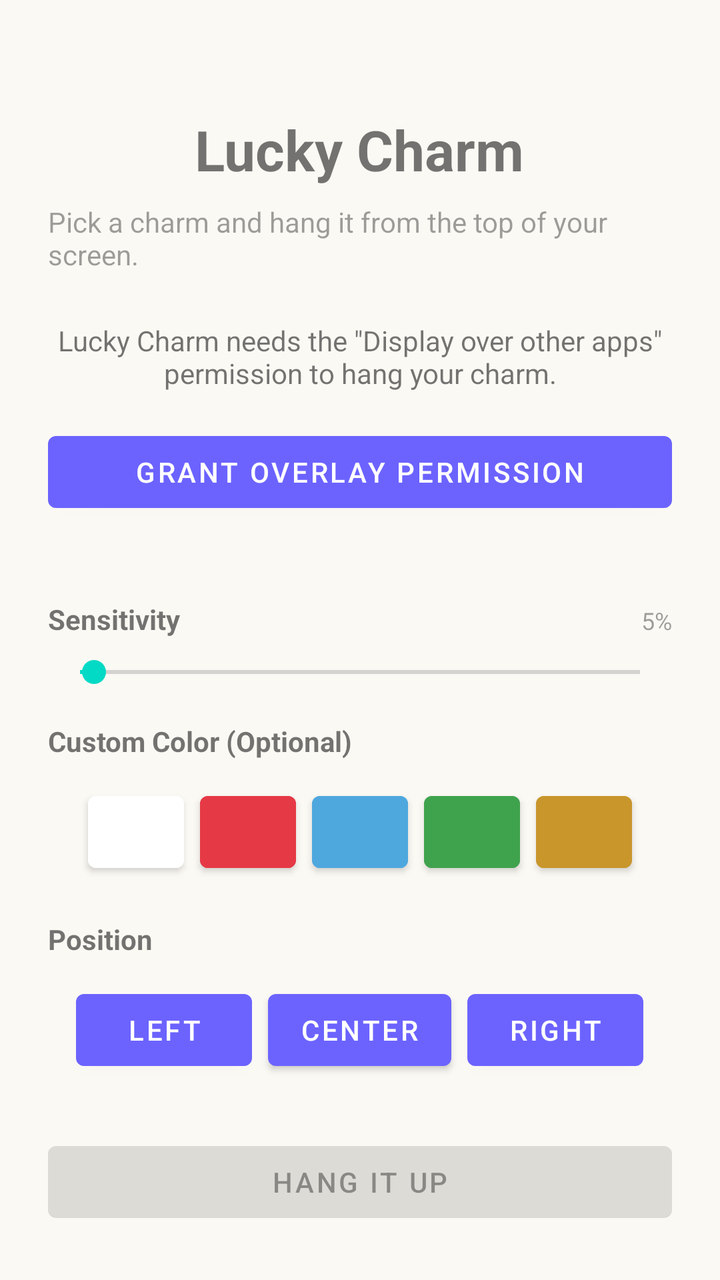
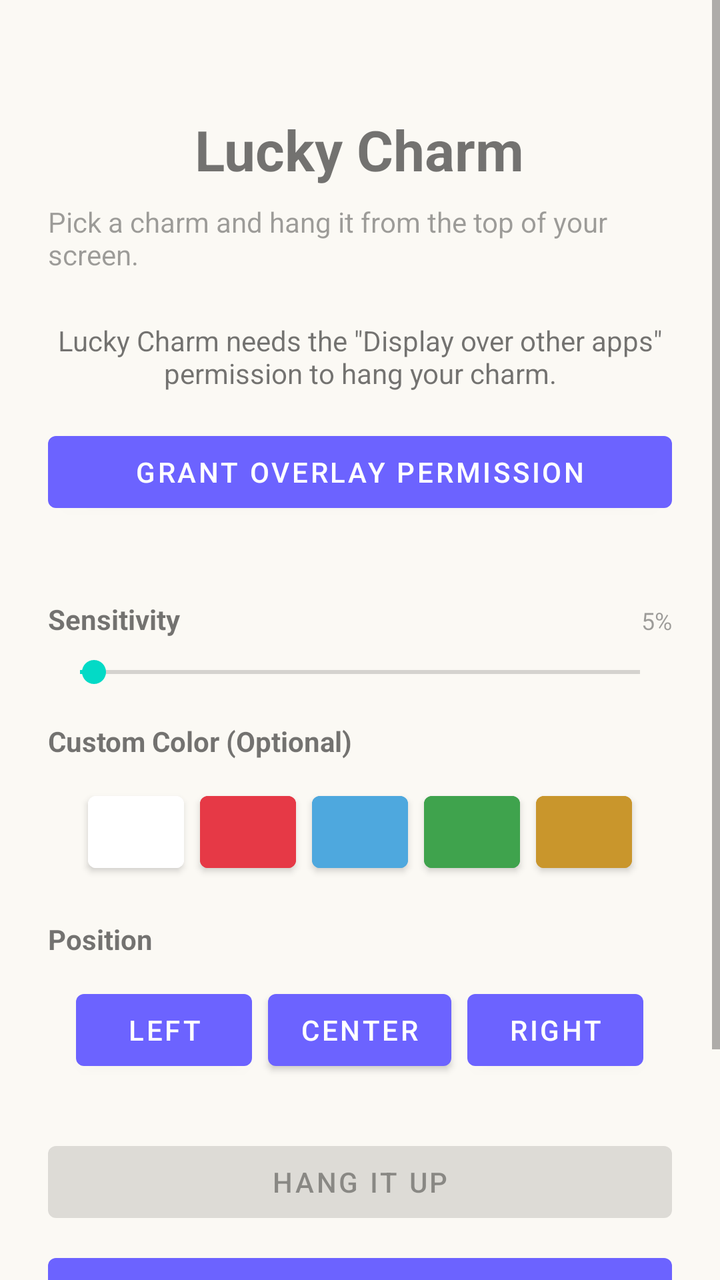

An Android layout rendered at two revisions. The XML below is the earlier revision; the diff shows what the commit changed to produce the second picture.
<!-- AndroidManifest.xml: activity theme Theme.LuckyCharm -->
<!-- res/layout/activity_main.xml -->
<?xml version="1.0" encoding="utf-8"?>
<LinearLayout xmlns:android="http://schemas.android.com/apk/res/android"
    android:layout_width="match_parent"
    android:layout_height="match_parent"
    android:orientation="vertical"
    android:padding="24dp"
    android:gravity="center_horizontal">

    <TextView
        android:id="@+id/titleText"
        android:layout_width="wrap_content"
        android:layout_height="wrap_content"
        android:layout_marginTop="32dp"
        android:text="@string/app_name"
        android:textSize="28sp"
        android:textStyle="bold" />

    <TextView
        android:layout_width="wrap_content"
        android:layout_height="wrap_content"
        android:layout_marginTop="8dp"
        android:layout_marginBottom="24dp"
        android:text="@string/subtitle"
        android:textSize="14sp"
        android:alpha="0.7" />

    <TextView
        android:id="@+id/statusText"
        android:layout_width="match_parent"
        android:layout_height="wrap_content"
        android:layout_marginBottom="16dp"
        android:text="@string/status_permission_needed"
        android:textAlignment="center" />

    <Button
        android:id="@+id/grantPermissionButton"
        android:layout_width="match_parent"
        android:layout_height="wrap_content"
        android:text="@string/grant_permission" />

    <GridLayout
        android:id="@+id/charmGrid"
        android:layout_width="match_parent"
        android:layout_height="wrap_content"
        android:layout_marginTop="24dp"
        android:columnCount="3"
        android:rowCount="2" />

    <LinearLayout
        android:layout_width="match_parent"
        android:layout_height="wrap_content"
        android:layout_marginTop="16dp"
        android:orientation="horizontal"
        android:gravity="bottom">
        <TextView
            android:layout_width="wrap_content"
            android:layout_height="wrap_content"
            android:text="Sensitivity"
            android:textStyle="bold" />
        <View
            android:layout_width="0dp"
            android:layout_height="0dp"
            android:layout_weight="1" />
        <TextView
            android:id="@+id/sensitivityValueText"
            android:layout_width="wrap_content"
            android:layout_height="wrap_content"
            android:text="5%"
            android:textSize="12sp"
            android:alpha="0.7" />
    </LinearLayout>

    <SeekBar
        android:id="@+id/gyroSensitivityBar"
        android:layout_width="match_parent"
        android:layout_height="wrap_content"
        android:layout_marginTop="8dp"
        android:max="200"
        android:progress="5" />

    <TextView
        android:layout_width="match_parent"
        android:layout_height="wrap_content"
        android:layout_marginTop="16dp"
        android:text="Custom Color (Optional)"
        android:textStyle="bold" />

    <LinearLayout
        android:id="@+id/colorPalette"
        android:layout_width="match_parent"
        android:layout_height="wrap_content"
        android:layout_marginTop="8dp"
        android:orientation="horizontal"
        android:gravity="center_horizontal">

        <Button android:id="@+id/colorDefault" android:layout_width="48dp" android:layout_height="48dp" android:layout_margin="4dp" android:backgroundTint="#FFFFFF" android:text="X"/>
        <Button android:id="@+id/colorRed" android:layout_width="48dp" android:layout_height="48dp" android:layout_margin="4dp" android:backgroundTint="#E63946"/>
        <Button android:id="@+id/colorBlue" android:layout_width="48dp" android:layout_height="48dp" android:layout_margin="4dp" android:backgroundTint="#4EA8DE"/>
        <Button android:id="@+id/colorGreen" android:layout_width="48dp" android:layout_height="48dp" android:layout_margin="4dp" android:backgroundTint="#3FA34D"/>
        <Button android:id="@+id/colorGold" android:layout_width="48dp" android:layout_height="48dp" android:layout_margin="4dp" android:backgroundTint="#C9962C"/>

    </LinearLayout>

    <TextView
        android:layout_width="match_parent"
        android:layout_height="wrap_content"
        android:layout_marginTop="16dp"
        android:text="Position"
        android:textStyle="bold" />

    <LinearLayout
        android:layout_width="match_parent"
        android:layout_height="wrap_content"
        android:layout_marginTop="8dp"
        android:orientation="horizontal"
        android:gravity="center_horizontal">

        <Button android:id="@+id/posLeft" android:layout_width="wrap_content" android:layout_height="wrap_content" android:layout_margin="4dp" android:text="Left"/>
        <Button android:id="@+id/posCenter" android:layout_width="wrap_content" android:layout_height="wrap_content" android:layout_margin="4dp" android:text="Center"/>
        <Button android:id="@+id/posRight" android:layout_width="wrap_content" android:layout_height="wrap_content" android:layout_margin="4dp" android:text="Right"/>
    </LinearLayout>

    <Button
        android:id="@+id/hangButton"
        android:layout_width="match_parent"
        android:layout_height="wrap_content"
        android:layout_marginTop="24dp"
        android:text="@string/hang_charm"
        android:enabled="false" />

    <Button
        android:id="@+id/hideButton"
        android:layout_width="match_parent"
        android:layout_height="wrap_content"
        android:layout_marginTop="8dp"
        android:text="@string/hide_charm" />

</LinearLayout>
<!-- resources referenced by this layout -->
<resources>
  <string name="app_name">Lucky Charm</string>
  <string name="grant_permission">Grant overlay permission</string>
  <string name="hang_charm">Hang it up</string>
  <string name="hide_charm">Take it down</string>
  <string name="status_permission_needed">Lucky Charm needs the \"Display over other apps\" permission to hang your charm.</string>
  <string name="subtitle">Pick a charm and hang it from the top of your screen.</string>
  <style name="Theme.LuckyCharm" parent="Theme.MaterialComponents.DayNight.NoActionBar">
          <item name="colorPrimary">@color/purple_500</item>
          <item name="android:windowBackground">@color/background_light</item>
      </style>
  <color name="purple_500">#6C63FF</color>
  <color name="background_light">#FBF9F4</color>
</resources>

<!-- the commit's change to res/layout/activity_main.xml (unified diff, before → after) -->
@@ -1,10 +1,16 @@
 <?xml version="1.0" encoding="utf-8"?>
-<LinearLayout xmlns:android="http://schemas.android.com/apk/res/android"
+<ScrollView xmlns:android="http://schemas.android.com/apk/res/android"
+    xmlns:tools="http://schemas.android.com/tools"
     android:layout_width="match_parent"
     android:layout_height="match_parent"
-    android:orientation="vertical"
-    android:padding="24dp"
-    android:gravity="center_horizontal">
+    android:fillViewport="true">
+
+    <LinearLayout
+        android:layout_width="match_parent"
+        android:layout_height="wrap_content"
+        android:orientation="vertical"
+        android:padding="24dp"
+        android:gravity="center_horizontal">
 
     <TextView
         android:id="@+id/titleText"
@@ -135,4 +141,21 @@
         android:layout_marginTop="8dp"
         android:text="@string/hide_charm" />
 
-</LinearLayout>
+    <Space
+        android:layout_width="match_parent"
+        android:layout_height="0dp"
+        android:layout_weight="1" />
+
+    <TextView
+        android:layout_width="match_parent"
+        android:layout_height="wrap_content"
+        android:layout_marginTop="32dp"
+        android:layout_marginBottom="32dp"
+        android:gravity="center"
+        android:text="Developed by Baskar S"
+        android:textSize="16sp"
+        android:textStyle="bold|italic"
+        android:textColor="#888888" />
+
+    </LinearLayout>
+</ScrollView>
